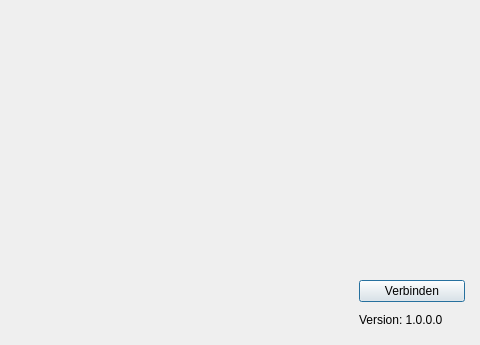
Before: the Qt Designer form qtProjekt/ServerGui/gui/login.ui in ElectroStar/ETechnikProjekt, drawn with Qt 5; both pictures show x 361 to 841 and y 0 to 345 of the 841 by 345 pixel window.
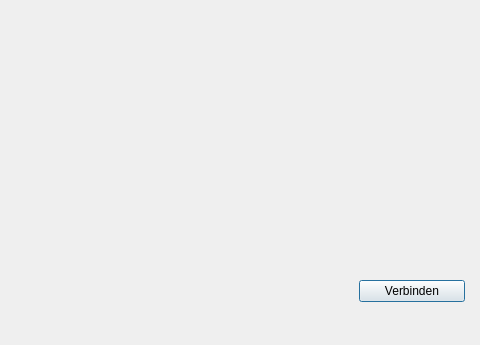
After: the same form once the commit is applied. Icons and pictures are not drawn.

Patch:
```diff
--- a/qtProjekt/ServerGui/gui/login.ui
+++ b/qtProjekt/ServerGui/gui/login.ui
@@ -16,7 +16,7 @@
   <property name="styleSheet">
    <string notr="true">background-image: url(:/new/image/image/logo.jpg);</string>
   </property>
-  <widget class="QWidget" name="">
+  <widget class="QWidget" name="layoutWidget">
    <property name="geometry">
     <rect>
      <x>720</x>
@@ -36,7 +36,7 @@
     <item>
      <widget class="QLabel" name="label_2">
       <property name="text">
-       <string>Version: 1.0.0.0</string>
+       <string/>
       </property>
      </widget>
     </item>
```
